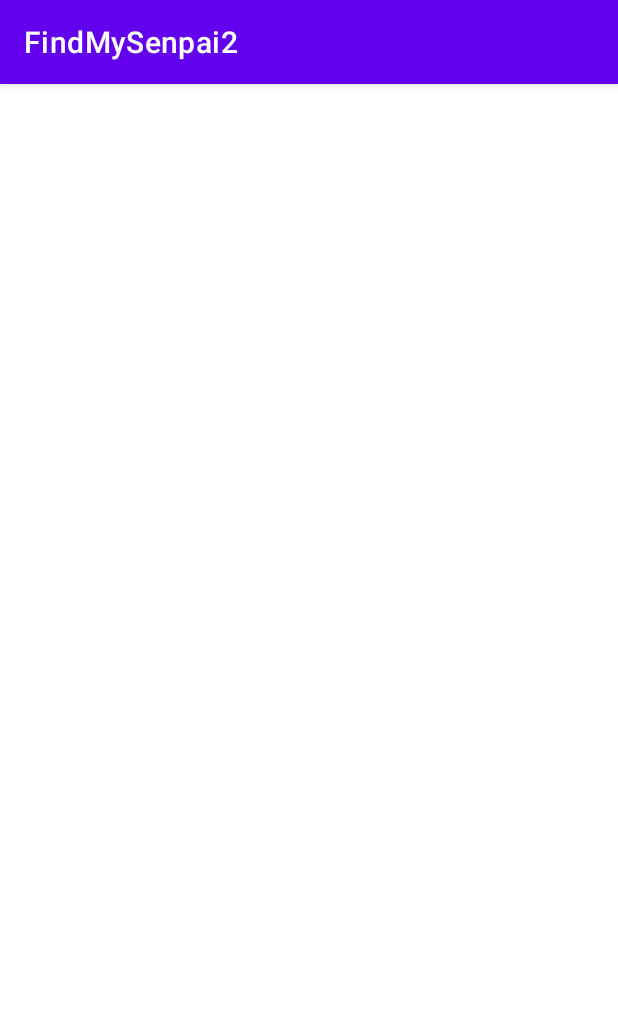
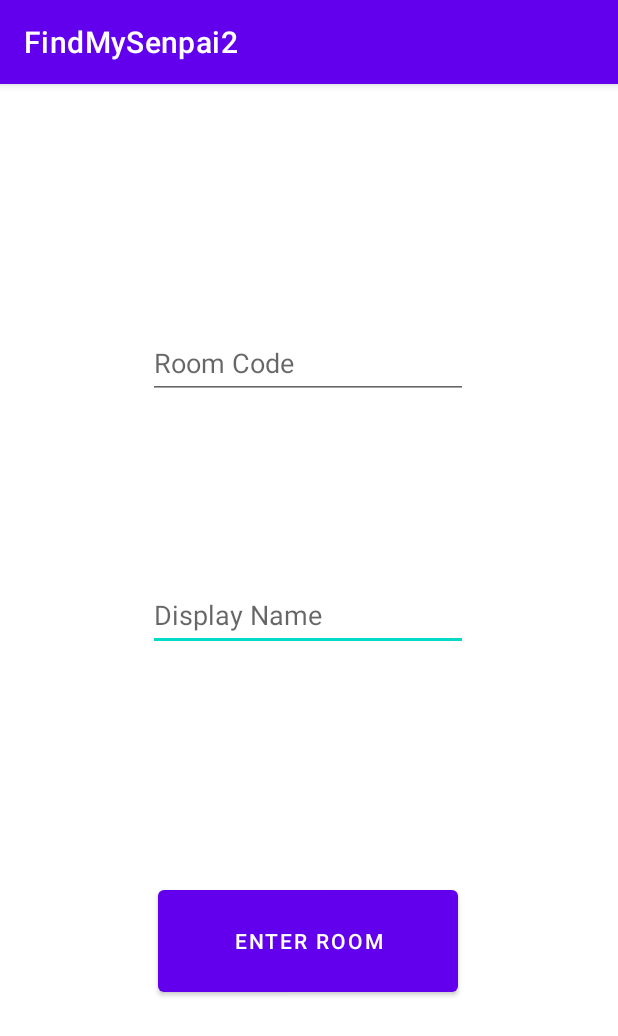
Before and after one commit to bqi1/FindMeSenpai, an Android app: the screen it shows after launch (MainActivity), on a phone screen of 412 x 824 dp. Shown: the top 1036 px of the screen. Run offline under Robolectric (Android 15) with nearby library versions, the phone set to English and light mode, and no system bars; our stand-ins replace Firebase (no records; nobody signed in at launch, a user with empty details on screens opened directly).

Commit message:
ui for add

```diff
--- a/app/src/main/java/com/example/findmysenpai2/MainActivity.java
+++ b/app/src/main/java/com/example/findmysenpai2/MainActivity.java
@@ -3,9 +3,15 @@ package com.example.findmysenpai2;
 import androidx.annotation.NonNull;
 import androidx.appcompat.app.AppCompatActivity;
 
+import android.content.Context;
 import android.content.Intent;
 import android.os.Bundle;
 import android.util.Log;
+import android.view.View;
+import android.widget.Button;
+import android.widget.EditText;
+import android.widget.TextView;
+import android.widget.Toast;
 
 import com.example.findmysenpai2.Senpai;
 import com.google.android.gms.tasks.OnCompleteListener;
@@ -28,18 +34,38 @@ public class MainActivity extends AppCompatActivity {
         super.onCreate(savedInstanceState);
         Log.d("TESTINGPASTA", "KILLLME");
         this.setContentView(R.layout.activity_main);
-//        Intent switchToMapActivity = new Intent(this, MapActivity.class);
-//        this.startActivity(switchToMapActivity);
-        addUser("ABC123", "Weiwei");
-//        removeUser("ABC123", "Weiwei");
+//
+        final Button button = findViewById(R.id.save_button);
+        final EditText roomText = (EditText) findViewById(R.id.room_name);
+        final EditText displayNameText = (EditText) findViewById(R.id.display_name);
+        button.setOnClickListener(new View.OnClickListener() {
+            public void onClick(View v) {
+                // Code here executes on main thread after user presses button
+                System.out.println(roomText.getText().toString() + " annnnd " + displayNameText.getText().toString());
+                if ((roomText.getText().toString().matches("")) || (displayNameText.getText().toString().matches(""))){
+                    Context context = getApplicationContext();
+                    CharSequence text = "Fill in all fields. baka";
+                    int duration = Toast.LENGTH_SHORT;
+                    Toast toast = Toast.makeText(context, text, duration);
+                    toast.show();
+                }else{
+                    addUser(roomText.getText().toString(), displayNameText.getText().toString());
+                    Intent switchToMapActivity = new Intent(MainActivity.this, MapActivity.class);
+                    MainActivity.this.startActivity(switchToMapActivity);
+
+                }
+            }
+        });
+
 
     }
-    @Override
-    protected void onStop(){
-        super.onStop();
-        removeUser("ABC123","Weiwei");
-        System.out.println("EPICCCCCCCCCCCCCCc");
-    }
+//    @Override
+//    protected void onStop(){
+//        super.onStop();
+//        final EditText roomText = (EditText) findViewById(R.id.room_name);
+//        final EditText displayNameText = (EditText) findViewById(R.id.display_name);
+//        removeUser(roomText.getText().toString(),displayNameText.getText().toString());
+//    }
     public void addUser(String roomcode, String name){
         FirebaseFirestore db = FirebaseFirestore.getInstance();
         Senpai user = new Senpai();
--- a/app/src/main/res/layout/activity_main.xml
+++ b/app/src/main/res/layout/activity_main.xml
@@ -4,4 +4,51 @@
     xmlns:tools="http://schemas.android.com/tools"
     android:layout_width="match_parent"
     android:layout_height="match_parent"
-    tools:context=".MainActivity"/>
+    tools:context=".MainActivity">
+
+    <Button
+        android:id="@+id/save_button"
+        android:layout_width="200dp"
+        android:layout_height="80dp"
+        android:layout_marginBottom="150dp"
+        android:height="10dp"
+        android:minWidth="150dp"
+        android:minHeight="32dp"
+        android:text="Enter Room"
+        app:layout_constraintBottom_toBottomOf="parent"
+        app:layout_constraintEnd_toEndOf="parent"
+        app:layout_constraintHorizontal_bias="0.497"
+        app:layout_constraintStart_toStartOf="parent"
+        app:layout_constraintTop_toBottomOf="@+id/display_name" />
+
+    <EditText
+        android:id="@+id/display_name"
+        android:layout_width="wrap_content"
+        android:layout_height="wrap_content"
+        android:layout_marginBottom="147dp"
+        android:ems="10"
+        android:inputType="textPersonName"
+        android:minHeight="48dp"
+        app:layout_constraintBottom_toTopOf="@+id/save_button"
+        app:layout_constraintEnd_toEndOf="parent"
+        app:layout_constraintHorizontal_bias="0.497"
+        app:layout_constraintStart_toStartOf="parent"
+        app:layout_constraintTop_toBottomOf="@+id/room_name"
+        android:hint="Display Name"/>
+
+    <EditText
+        android:id="@+id/room_name"
+        android:layout_width="wrap_content"
+        android:layout_height="wrap_content"
+        android:layout_marginTop="155dp"
+        android:layout_marginBottom="113dp"
+        android:ems="10"
+        android:inputType="textPersonName"
+        android:minHeight="48dp"
+        app:layout_constraintBottom_toTopOf="@+id/display_name"
+        app:layout_constraintEnd_toEndOf="parent"
+        app:layout_constraintHorizontal_bias="0.497"
+        app:layout_constraintStart_toStartOf="parent"
+        app:layout_constraintTop_toTopOf="parent"
+        android:hint="Room Code"/>
+</androidx.constraintlayout.widget.ConstraintLayout>
```
